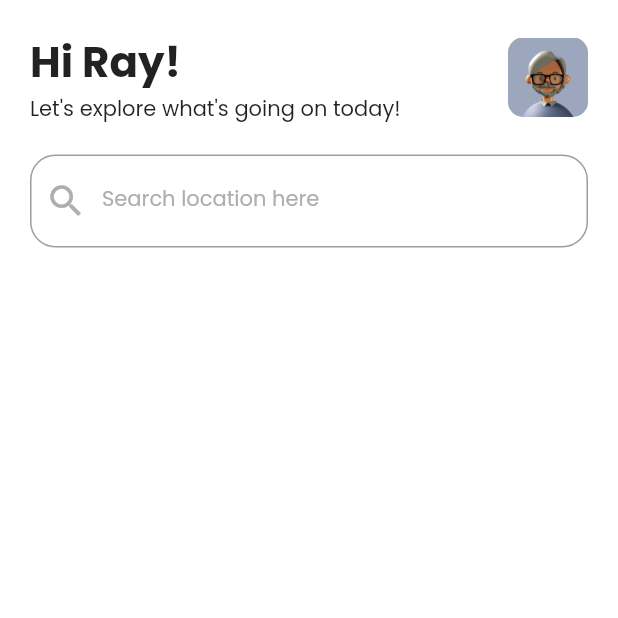
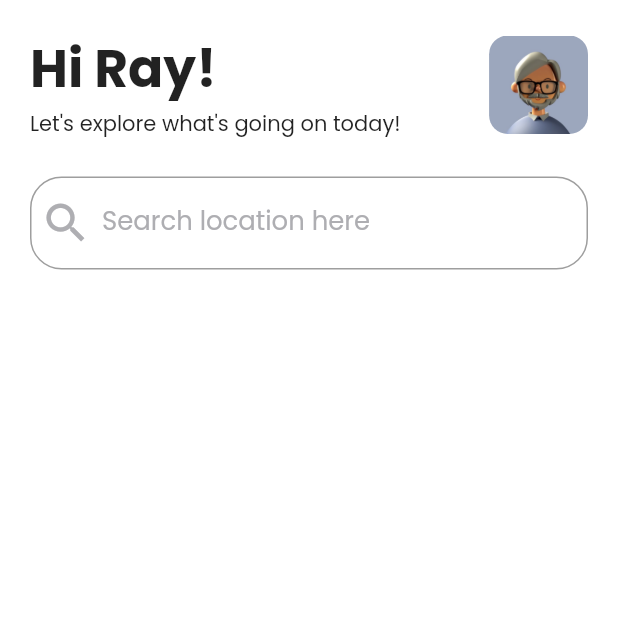
Before and after one commit to nadialvy/weather-app, a Flutter app: the screen it shows after launch, on a phone screen of 412 x 824 dp, the top half of it. Run offline on Flutter 3.47's test engine with Material 2 defaults, Android fonts, the phone set to English and light mode, and no system bars; our stand-ins replace get.

Commit message:
Fix UI Responsive

```diff
--- /dev/null
+++ b/lib/app/constant/dimensions.dart
@@ -0,0 +1,37 @@
+import 'package:get/get.dart';
+
+class Dimensions {
+  static double screenHeight = Get.context!.height; //667
+  static double screenWidth = Get.context!.width; //375
+
+  //font
+  static double font12 = screenHeight/55.6;
+  static double font14 = screenHeight/47.7;
+  static double font16 = screenHeight/41.7;
+  static double font18 = screenHeight/37;
+  static double font20 = screenHeight/33.35;
+  static double font22 = screenHeight/30;
+  static double font28 = screenHeight/23.8;
+  static double font60 = screenHeight/11.1;
+
+  // border radius
+  static double radius10 = screenHeight/66.7;
+  static double radius17 = screenHeight/39.2;
+  static double radius20 = screenHeight/33.35;
+
+  //icon
+  static double icon28 = screenHeight/23.8;
+
+  //height
+  static double height20 = screenHeight/33.35;
+  static double height50 = screenHeight/13.34;
+  static double height53 = screenHeight/12.58;
+
+  //width for padding
+  static double width5 = screenWidth/82.4;
+  static double width10 = screenWidth/40.12;
+  static double width20 = screenWidth/20.6;
+  static double width40 = screenWidth/10.3;
+
+
+}
--- a/lib/app/modules/home/views/home_view.dart
+++ b/lib/app/modules/home/views/home_view.dart
@@ -1,6 +1,7 @@
 import 'package:flutter/material.dart';
 import 'package:get/get.dart';
 import 'package:weather_app/app/constant/colors.dart';
+import 'package:weather_app/app/constant/dimensions.dart';
 import 'package:weather_app/app/modules/detail_info/controllers/detail_info_controller.dart';
 import 'package:weather_app/app/routes/app_pages.dart';
 
@@ -16,7 +17,7 @@ class HomeView extends GetView<HomeController> {
       body: ListView(
         children: [
           Padding(
-            padding: const EdgeInsets.fromLTRB(20, 20, 20, 10),
+            padding: EdgeInsets.fromLTRB(Dimensions.width20, Dimensions.width20, Dimensions.width20, Dimensions.width10),
             child: Column(
               children: [
                 Row(
@@ -26,37 +27,37 @@ class HomeView extends GetView<HomeController> {
                     Column(
                       mainAxisAlignment: MainAxisAlignment.spaceBetween,
                       crossAxisAlignment: CrossAxisAlignment.start,
-                      children: const [
+                      children: [
                         Text(
                           'Hi Ray!',
                           style: TextStyle(
-                            fontSize: 28,
+                            fontSize: Dimensions.font28,
                             fontWeight: FontWeight.bold
                           ),
                         ),
-                        Text(
+                        const Text(
                           "Let's explore what's going on today!"
                         ),
                       ],
                     ),
                     ClipRRect(
-                      borderRadius: BorderRadius.circular(10),
+                      borderRadius: BorderRadius.circular(Dimensions.radius10),
                       child: Image.asset(
                         'assets/profile.jpg',
-                        height: 53,
+                        height: Dimensions.height53,
                       )
                     )
                   ],
                 ),
-                SizedBox(height: 20,),
+                SizedBox(height: Dimensions.height20,),
                 Row(
                   mainAxisAlignment: MainAxisAlignment.spaceBetween,
                   children: [
                     Expanded(
                       child: TextField(
                         onChanged: (value) => controller.filterCity(value),
-                        decoration: const InputDecoration(
-                          focusedBorder: OutlineInputBorder(
+                        decoration: InputDecoration(
+                          focusedBorder: const OutlineInputBorder(
                             borderSide: BorderSide(
                               color: subText
                             )
@@ -65,17 +66,17 @@ class HomeView extends GetView<HomeController> {
                           prefixIcon: Icon(
                             Icons.search,
                             color: subText,
-                            size: 28,
+                            size: Dimensions.icon28,
                           ),
                           label: Text(
                             'Search location here',
                             style: TextStyle(
                               color: subText,
-                              fontSize: 14
+                              fontSize: Dimensions.font14
                             ),
                           ),
                           border: OutlineInputBorder(
-                            borderRadius: BorderRadius.all(Radius.circular(17.0)),
+                            borderRadius: BorderRadius.all(Radius.circular(Dimensions.radius17)),
                           ),
                         ),
                       ),
@@ -97,7 +98,7 @@ class HomeView extends GetView<HomeController> {
                   var foundCityView = controller.foundCity;
 
                   return Padding(
-                    padding: const EdgeInsets.symmetric(vertical: 5, horizontal: 20),
+                    padding: EdgeInsets.symmetric(vertical: Dimensions.width5, horizontal: Dimensions.width20),
                     child: InkWell(
                       onTap: () {
                         Get.toNamed(
@@ -111,26 +112,26 @@ class HomeView extends GetView<HomeController> {
                       },
                       child: Card(
                         shape: RoundedRectangleBorder(
-                          borderRadius: BorderRadius.circular(20),
+                          borderRadius: BorderRadius.circular(Dimensions.radius20),
                         ),
                         color: lightGrey,
                         child: Padding(
-                          padding: const EdgeInsets.all(20),
+                          padding: EdgeInsets.all(Dimensions.width20),
                           child: Column(
                             mainAxisAlignment: MainAxisAlignment.center,
                             children: [
                               Text(
                                 foundCityView[index]['name'],
-                                style: const TextStyle(
+                                style: TextStyle(
                                   color: mainText,
-                                  fontSize: 20,
+                                  fontSize: Dimensions.font20,
                                   fontWeight: FontWeight.bold
                                 ),
                               ),
-                              const Text(
+                              Text(
                                 'See Detail Information >>',
                                 style: TextStyle(
-                                  fontSize: 12,
+                                  fontSize: Dimensions.font12,
                                   color: subText
                                 ),
                               ),
```
Also changed, not shown: lib/app/modules/detail_info/views/detail_info_view.dart (+41 -40 lines).
